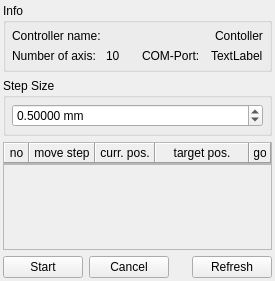
Qt form NanotecStepMotor/dockWidgetNanotecStepMotor.ui (itom-project/plugins) before a commit.
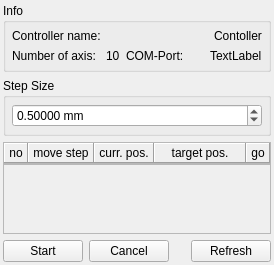
The same form after that commit.

Patch:
```diff
--- a/NanotecStepMotor/dockWidgetNanotecStepMotor.ui
+++ b/NanotecStepMotor/dockWidgetNanotecStepMotor.ui
@@ -6,16 +6,10 @@
    <rect>
     <x>0</x>
     <y>0</y>
-    <width>275</width>
-    <height>281</height>
+    <width>274</width>
+    <height>253</height>
    </rect>
   </property>
-  <property name="minimumSize">
-   <size>
-    <width>229</width>
-    <height>240</height>
-   </size>
-  </property>
   <property name="contextMenuPolicy">
    <enum>Qt::NoContextMenu</enum>
   </property>
@@ -106,12 +100,6 @@
             <verstretch>0</verstretch>
            </sizepolicy>
           </property>
-          <property name="minimumSize">
-           <size>
-            <width>30</width>
-            <height>0</height>
-           </size>
-          </property>
           <property name="text">
            <string>10</string>
           </property>
@@ -150,12 +138,6 @@
    </item>
    <item>
     <widget class="QGroupBox" name="groupBox_2">
-     <property name="minimumSize">
-      <size>
-       <width>0</width>
-       <height>0</height>
-      </size>
-     </property>
      <property name="title">
       <string>Step Size</string>
      </property>
@@ -210,12 +192,6 @@
      </property>
      <item>
       <widget class="QFrame" name="frame">
-       <property name="maximumSize">
-        <size>
-         <width>16777215</width>
-         <height>25</height>
-        </size>
-       </property>
        <property name="frameShape">
         <enum>QFrame::StyledPanel</enum>
        </property>
@@ -249,18 +225,6 @@
             <verstretch>0</verstretch>
            </sizepolicy>
           </property>
-          <property name="minimumSize">
-           <size>
-            <width>25</width>
-            <height>0</height>
-           </size>
-          </property>
-          <property name="maximumSize">
-           <size>
-            <width>16777215</width>
-            <height>16777215</height>
-           </size>
-          </property>
           <property name="frameShape">
            <enum>QFrame::Panel</enum>
           </property>
@@ -304,18 +268,6 @@
             <verstretch>0</verstretch>
            </sizepolicy>
           </property>
-          <property name="minimumSize">
-           <size>
-            <width>0</width>
-            <height>0</height>
-           </size>
-          </property>
-          <property name="maximumSize">
-           <size>
-            <width>16777215</width>
-            <height>16777215</height>
-           </size>
-          </property>
           <property name="frameShape">
            <enum>QFrame::Panel</enum>
           </property>
@@ -368,18 +320,6 @@
             <verstretch>0</verstretch>
            </sizepolicy>
           </property>
-          <property name="minimumSize">
-           <size>
-            <width>0</width>
-            <height>0</height>
-           </size>
-          </property>
-          <property name="maximumSize">
-           <size>
-            <width>16777215</width>
-            <height>16777215</height>
-           </size>
-          </property>
           <property name="frameShape">
            <enum>QFrame::Panel</enum>
           </property>
@@ -426,18 +366,6 @@
             <verstretch>0</verstretch>
            </sizepolicy>
           </property>
-          <property name="minimumSize">
-           <size>
-            <width>0</width>
-            <height>0</height>
-           </size>
-          </property>
-          <property name="maximumSize">
-           <size>
-            <width>16777215</width>
-            <height>16777215</height>
-           </size>
-          </property>
           <property name="frameShape">
            <enum>QFrame::Panel</enum>
           </property>
@@ -478,18 +406,6 @@
             <verstretch>0</verstretch>
            </sizepolicy>
           </property>
-          <property name="minimumSize">
-           <size>
-            <width>22</width>
-            <height>0</height>
-           </size>
-          </property>
-          <property name="maximumSize">
-           <size>
-            <width>22</width>
-            <height>16777215</height>
-           </size>
-          </property>
           <property name="frameShape">
            <enum>QFrame::Panel</enum>
           </property>
@@ -535,8 +451,8 @@
          <rect>
           <x>0</x>
           <y>0</y>
-          <width>263</width>
-          <height>89</height>
+          <width>264</width>
+          <height>69</height>
          </rect>
         </property>
         <layout class="QVBoxLayout" name="verticalListLayout">
```
